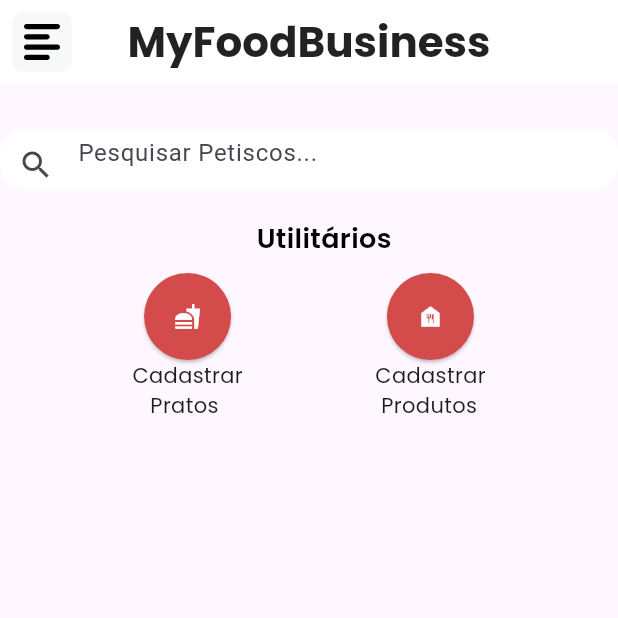
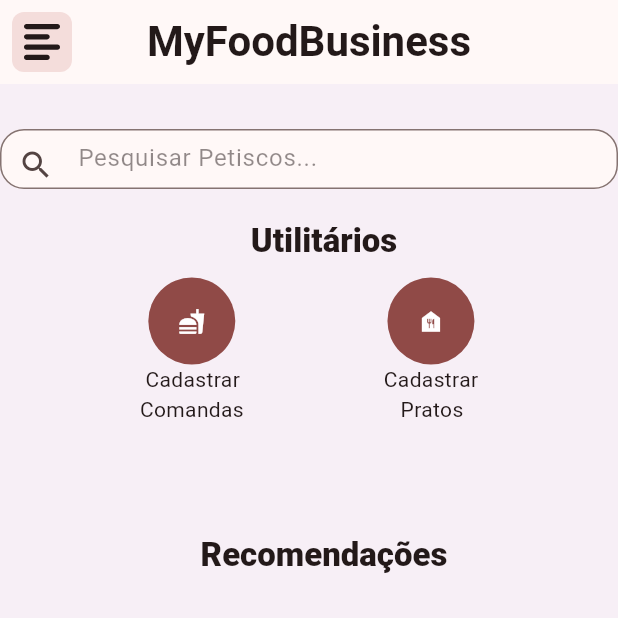
Before and after one commit to YasminFerreira0/MyFoodBusiness, a Flutter app: the screen it shows after launch, in the side drawer, after a tap on the "fastfood" icon, on a phone screen of 412 x 824 dp, the top half of it. Run offline on Flutter 3.47's test engine with Material 3 defaults, Android fonts, the phone set to English and light mode, and no system bars; our stand-ins replace flutter_svg, sqflite; accounts and stored records are empty.

Commit message:
implementando temas - Sergio

```diff
--- a/lib/app/pages/home_page.dart
+++ b/lib/app/pages/home_page.dart
@@ -1,3 +1,5 @@
+import 'package:app/app/pages/cadastro_cliente.dart';
+import 'package:app/app/pages/cadastro_pedido.dart';
 import 'package:app/app/widgets/app_drawer.dart';
 import 'package:flutter/material.dart';
 import 'package:flutter_svg/flutter_svg.dart';
@@ -5,39 +7,52 @@ import 'package:flutter_svg/flutter_svg.dart';
 class HomePage extends StatelessWidget {
   const HomePage({super.key});
 
-  //List<Produto> produtos = [];
-
   @override
   Widget build(BuildContext context) {
+    final theme = Theme.of(context);
+    final cs = theme.colorScheme;
+
     return Scaffold(
-      appBar: BuildAppBar(),
+      appBar: _buildAppBar(context),
       drawer: MeuDrawer(),
-      body: BotoesUtilitarios(context),
+      body: Column(
+        children: [
+          _botoesUtilitarios(context),
+          const SizedBox(height: 70),
+          Padding(
+            padding: const EdgeInsets.only(left: 20.0),
+            child: Text(
+              'Recomendações',
+              style: theme.textTheme.headlineSmall,
+            ),
+          ),
+          const SizedBox(height: 15),
+          Container(),
+        ],
+      ),
     );
   }
 
-  Column BotoesUtilitarios(BuildContext context) {
+  Column _botoesUtilitarios(BuildContext context) {
+    final theme = Theme.of(context);
+    final cs = theme.colorScheme;
+
     return Column(
       crossAxisAlignment: CrossAxisAlignment.start,
       children: [
-        _searchField(),
-        SizedBox(height: 20),
+        _searchField(context),
+        const SizedBox(height: 20),
         Column(
           children: [
             Padding(
               padding: const EdgeInsets.only(left: 20.0),
               child: Text(
                 'Utilitários',
-                style: TextStyle(
-                  color: Colors.black,
-                  fontFamily: 'Poppins',
-                  fontSize: 18,
-                  fontWeight: FontWeight.w600,
+                style: theme.textTheme.headlineSmall, //do tema
               ),
             ),
-            ),
-            SizedBox(height: 10),
-            Container(
+            const SizedBox(height: 10),
+            SizedBox(
               height: 100,
               child: Row(
                 mainAxisAlignment: MainAxisAlignment.spaceEvenly,
@@ -48,49 +63,38 @@ class HomePage extends StatelessWidget {
                         onPressed: () {
                           Navigator.push(
                             context,
-                            MaterialPageRoute(
-                              builder: (context) => HomePage(),
-                            ),
+                            MaterialPageRoute(builder: (_) => const CadastroPedido()),
                           );
                         },
-                        child: Icon(Icons.fastfood),
+                        child: const Icon(Icons.fastfood),
+
                         style: ElevatedButton.styleFrom(
-                          shape: CircleBorder(),
-                          padding: EdgeInsets.all(20),
-                          backgroundColor: Color(0xffD44B4B),
-                          foregroundColor: Colors.white,
+                          shape: const CircleBorder(),
+                          padding: const EdgeInsets.all(20),
                         ),
                       ),
-                      Text(
-                        'Cadastrar\n   Pratos',
-                        style: TextStyle(fontFamily: 'Poppins'),
+                      Text(' Cadastrar\nComandas',
+                        style: theme.textTheme.bodyMedium,
                       ),
                     ],
                   ),
-                  Column(
-                    children: [
                   Column(
                     children: [
                       ElevatedButton(
                         onPressed: () {
                           Navigator.push(
                             context,
-                                MaterialPageRoute(
-                                  builder: (context) => HomePage(),
-                                ),
+                            MaterialPageRoute(builder: (_) => const HomePage()),
                           );
                         },
-                            child: Icon(Icons.food_bank),
+                        child: const Icon(Icons.food_bank),
                         style: ElevatedButton.styleFrom(
-                              shape: CircleBorder(),
-                              padding: EdgeInsets.all(20),
-                              backgroundColor: Color(0xffD44B4B),
-                              foregroundColor: Colors.white,
+                          shape: const CircleBorder(),
+                          padding: const EdgeInsets.all(20),
                         ),
                       ),
-                          Text('Cadastrar\n Produtos',
-                              style: TextStyle(fontFamily: 'Poppins')),
-                        ],
+                      Text('Cadastrar\n   Pratos',
+                        style: theme.textTheme.bodyMedium,
                       ),
                     ],
                   ),
@@ -103,60 +107,58 @@ class HomePage extends StatelessWidget {
     );
   }
 
-  Widget _searchField() {
-    return const SizedBox(
+  Widget _searchField(BuildContext context) {
+    final theme = Theme.of(context);
+    final cs = theme.colorScheme;
+    return SizedBox(
       height: 70,
-      child: Padding(
-        padding: EdgeInsets.only(top: 30), // distância do AppBar
+      child: const Padding(
+        padding: EdgeInsets.only(top: 30),
         child: TextField(
           decoration: InputDecoration(
-            filled: true,
-            fillColor: Colors.white,
             prefixIcon: Padding(
               padding: EdgeInsets.all(12.0),
               child: Icon(Icons.search),
             ),
             hintText: 'Pesquisar Petiscos...',
-            border: OutlineInputBorder(
-              borderRadius: BorderRadius.all(Radius.circular(16)),
-              borderSide: BorderSide.none,
-            ),
           ),
         ),
       ),
     );
   }
 
-  AppBar BuildAppBar() {
+  AppBar _buildAppBar(BuildContext context) {
+    final theme = Theme.of(context);
+    final cs = theme.colorScheme;
+
     return AppBar(
       title: Text(
         'MyFoodBusiness',
-        style: TextStyle(
-          color: Colors.black87,
-          fontFamily: 'Poppins',
+        style: theme.textTheme.titleLarge?.copyWith(
           fontSize: 28,
           fontWeight: FontWeight.bold,
+          color: theme.appBarTheme.foregroundColor ?? cs.onSurface,
         ),
       ),
-      backgroundColor: Colors.white,
-      elevation: 0.0,
       centerTitle: true,
       leading: Builder(
         builder: (context) => GestureDetector(
-          onTap: () {
-            Scaffold.of(context).openDrawer();
-          },
+          onTap: () => Scaffold.of(context).openDrawer(),
           child: Container(
             margin: const EdgeInsets.all(8),
             alignment: Alignment.center,
             decoration: BoxDecoration(
-              color: const Color(0xffF7F8F8),
+              color: cs.surfaceVariant,
               borderRadius: BorderRadius.circular(8),
             ),
             child: SvgPicture.asset(
               'assets/icons/align-left-svgrepo-com.svg',
               width: 24,
               height: 24,
+              colorFilter: ColorFilter.mode(
+                theme.appBarTheme.foregroundColor ?? cs.onSurface,
+                BlendMode.srcIn,
+              ),
             ),
           ),
         ),
--- a/lib/app/pages/splash_page.dart
+++ b/lib/app/pages/splash_page.dart
@@ -11,34 +11,28 @@ class _SplashPageState extends State<SplashPage> {
   @override
   void initState() {
     super.initState();
-
-    // Espera 2 segundos e vai para a Home
     Future.delayed(const Duration(seconds: 2), () {
+      if (!mounted) return;
       Navigator.pushReplacementNamed(context, '/home');
     });
   }
 
   @override
   Widget build(BuildContext context) {
-    return Scaffold(
-      backgroundColor: Colors.red,
-      body: Center(
-        child: Column(
-          mainAxisAlignment: MainAxisAlignment.center,
-          children: const [
-            Icon(Icons.fastfood, size: 100, color: Colors.white),
-            SizedBox(height: 20),
-            Text(
-              'MyFoodBusiness',
-              style: TextStyle(
-                fontSize: 28,
-                fontWeight: FontWeight.w900, // bem negrito
-                fontFamily: 'sans-serif', // nativa
-                letterSpacing: 1.5, // um pouco de espaçamento
-                color: Colors.white,
-              ),
-            ),
-          ],
+    return Container(
+      width: double.infinity,
+      height: double.infinity,
+      color: const Color(0xffbc5e5e),
+      child: Center(
+        child: LayoutBuilder(
+          builder: (context, constraints) {
+            return Image.asset(
+              'assets/images/LogoMFB.png',
+              width: constraints.maxWidth,
+              height: constraints.maxHeight,
+              fit: BoxFit.contain,
+            );
+          },
         ),
       ),
     );
--- a/lib/app/widgets/app_drawer.dart
+++ b/lib/app/widgets/app_drawer.dart
@@ -6,13 +6,12 @@ class MeuDrawer extends Drawer {
   MeuDrawer({super.key});
   @override
   Widget build(BuildContext context) {
-    // TODO: implement build
     return Drawer(
       child: ListView(
         padding: EdgeInsets.zero,
         children: [
           DrawerHeader(
-            decoration: BoxDecoration(color: Colors.red),
+            decoration: BoxDecoration(color: Color(0xffD44B4B)),
             child: Text(
               'My\nFood\nBusiness',
               style: TextStyle(
--- a/lib/main.dart
+++ b/lib/main.dart
@@ -1,22 +1,23 @@
 import 'package:flutter/material.dart';
 import 'app/pages/splash_page.dart';
 import 'app/pages/home_page.dart';
+import 'theme/app_theme.dart';
 
 void main() {
-	runApp(MyApp());
+  runApp(const MyApp());
 }
 
 class MyApp extends StatelessWidget {
   const MyApp({super.key});
 
   @override
-	Widget build(BuildContext context) {
-		return MaterialApp(
-			debugShowCheckedModeBanner: false,
+  Widget build(BuildContext context) {
+    return MaterialApp(
+      debugShowCheckedModeBanner: false,
       title: 'MyFoodBusiness',
-      theme: ThemeData(
-        primarySwatch: Colors.red,
-      ),
+      theme: AppTheme.light(),     // claro
+      darkTheme: AppTheme.dark(),  // escuro (opcional, já pronto)
+      themeMode: ThemeMode.system, // SO decide; mude para .light/.dark se quiser fixo
       home: const SplashPage(),
       routes: {
         '/home': (context) => const HomePage(),
--- /dev/null
+++ b/lib/theme/app_theme.dart
@@ -0,0 +1,111 @@
+// lib/theme/app_theme.dart
+import 'package:flutter/material.dart';
+import 'palette.dart';
+
+class AppTheme {
+  static ThemeData light() {
+    final scheme = ColorScheme.fromSeed(
+      seedColor: Palette.primary,
+      brightness: Brightness.light,
+    );
+
+    return ThemeData(
+      useMaterial3: true,
+      colorScheme: scheme,
+      scaffoldBackgroundColor: const Color(0xFFF7EFF6),
+      //scaffoldBackgroundColor: scheme.background,
+
+      appBarTheme: AppBarTheme(
+        backgroundColor: scheme.surface,
+        foregroundColor: scheme.onSurface,
+        centerTitle: true,
+        elevation: 0,
+      ),
+
+      elevatedButtonTheme: ElevatedButtonThemeData(
+        style: ElevatedButton.styleFrom(
+          backgroundColor: scheme.primary,
+          foregroundColor: scheme.onPrimary,
+          shape: RoundedRectangleBorder(
+            borderRadius: BorderRadius.circular(12),
+          ),
+          minimumSize: const Size(48, 44),
+          textStyle: const TextStyle(fontWeight: FontWeight.w600),
+          elevation: 0,
+        ),
+      ),
+
+      textTheme: const TextTheme(
+        headlineSmall: TextStyle(fontSize: 22, fontWeight: FontWeight.w800),
+        bodyLarge: TextStyle(fontSize: 16, height: 1.4),
+        bodyMedium: TextStyle(fontSize: 14, height: 1.4),
+      ),
+
+      inputDecorationTheme: InputDecorationTheme(
+        filled: true,
+        fillColor: scheme.surface,
+        contentPadding: const EdgeInsets.symmetric(horizontal: 14, vertical: 12),
+        hintStyle: TextStyle(color: scheme.onSurface.withAlpha((0.5 * 255).round())),
+        labelStyle: TextStyle(color: scheme.onSurface),
+        enabledBorder: OutlineInputBorder(
+          borderRadius: BorderRadius.circular(16),
+          borderSide: BorderSide(color: scheme.outline),
+        ),
+        focusedBorder: OutlineInputBorder(
+          borderRadius: BorderRadius.circular(16),
+          borderSide: BorderSide(color: scheme.primary, width: 2),
+        ),
+      ),
+    );
+  }
+
+  static ThemeData dark() {
+    final scheme = ColorScheme.fromSeed(
+      seedColor: Palette.primary,
+      brightness: Brightness.dark,
+    );
+
+    return ThemeData(
+      useMaterial3: true,
+      colorScheme: scheme,
+      fontFamily: 'Poppins',
+      scaffoldBackgroundColor: scheme.background,
+      appBarTheme: AppBarTheme(
+        backgroundColor: scheme.surface,
+        foregroundColor: scheme.onSurface,
+        centerTitle: true,
+        elevation: 0,
+      ),
+      elevatedButtonTheme: ElevatedButtonThemeData(
+        style: ElevatedButton.styleFrom(
+          backgroundColor: scheme.primary,
+          foregroundColor: scheme.onPrimary,
+          shape: RoundedRectangleBorder(borderRadius: BorderRadius.circular(12)),
+          minimumSize: const Size(48, 44),
+          textStyle: const TextStyle(fontWeight: FontWeight.w600),
+          elevation: 0,
+        ),
+      ),
+      textTheme: const TextTheme(
+        headlineSmall: TextStyle(fontSize: 22, fontWeight: FontWeight.w800),
+        bodyLarge: TextStyle(fontSize: 16, height: 1.4),
+        bodyMedium: TextStyle(fontSize: 14, height: 1.4),
+      ),
+      inputDecorationTheme: InputDecorationTheme(
+        filled: true,
+        fillColor: scheme.surface,
+        contentPadding: const EdgeInsets.symmetric(horizontal: 14, vertical: 12),
+        hintStyle: TextStyle(color: scheme.onSurface.withAlpha((0.5 * 255).round())),
+        labelStyle: TextStyle(color: scheme.onSurface),
+        enabledBorder: OutlineInputBorder(
+          borderRadius: BorderRadius.circular(16),
+          borderSide: BorderSide(color: scheme.outline),
+        ),
+        focusedBorder: OutlineInputBorder(
+          borderRadius: BorderRadius.circular(16),
+          borderSide: BorderSide(color: scheme.primary, width: 2),
+        ),
+      ),
+    );
+  }
+}
--- /dev/null
+++ b/lib/theme/palette.dart
@@ -0,0 +1,6 @@
+// lib/theme/palette.dart
+import 'package:flutter/material.dart';
+
+class Palette {
+  static const Color primary = Color(0xffD44B4B);
+}
```
Also changed, not shown: pubspec.yaml (+1 -6 lines), assets/icons/Logo-_MyFoodBusiness_-com-Sabor-do-Dia.svg (added), assets/images/LogoMFB.png (added), pubspec.lock, 1 other file. Lines whose indentation alone changed are shown as unchanged.
